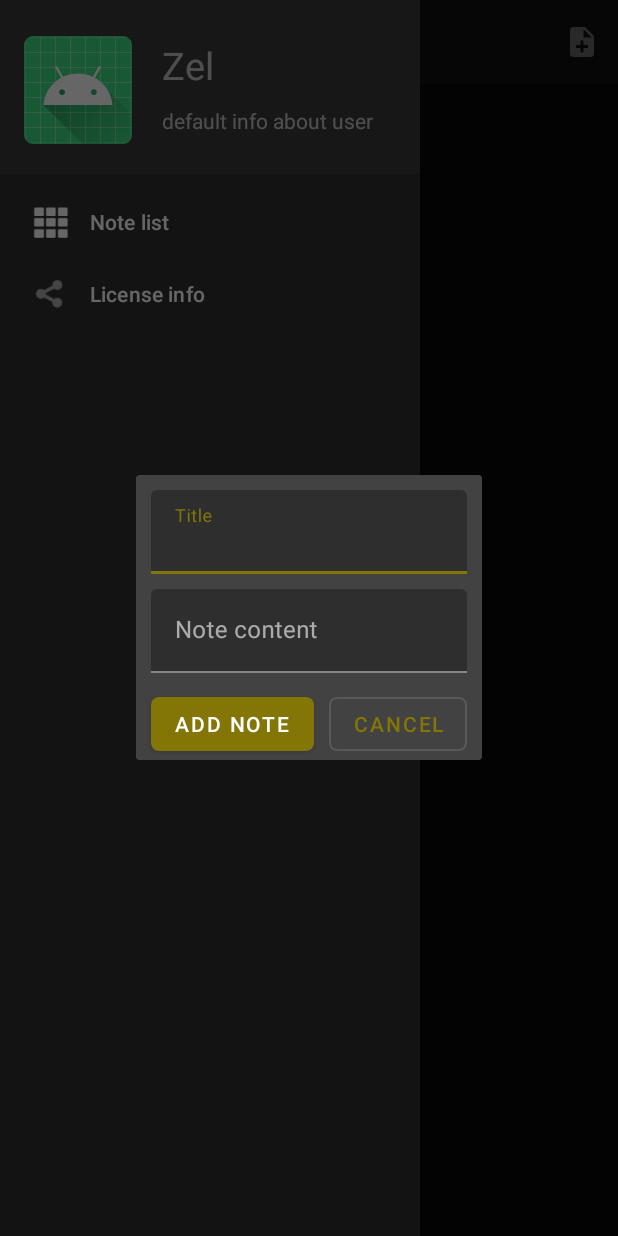
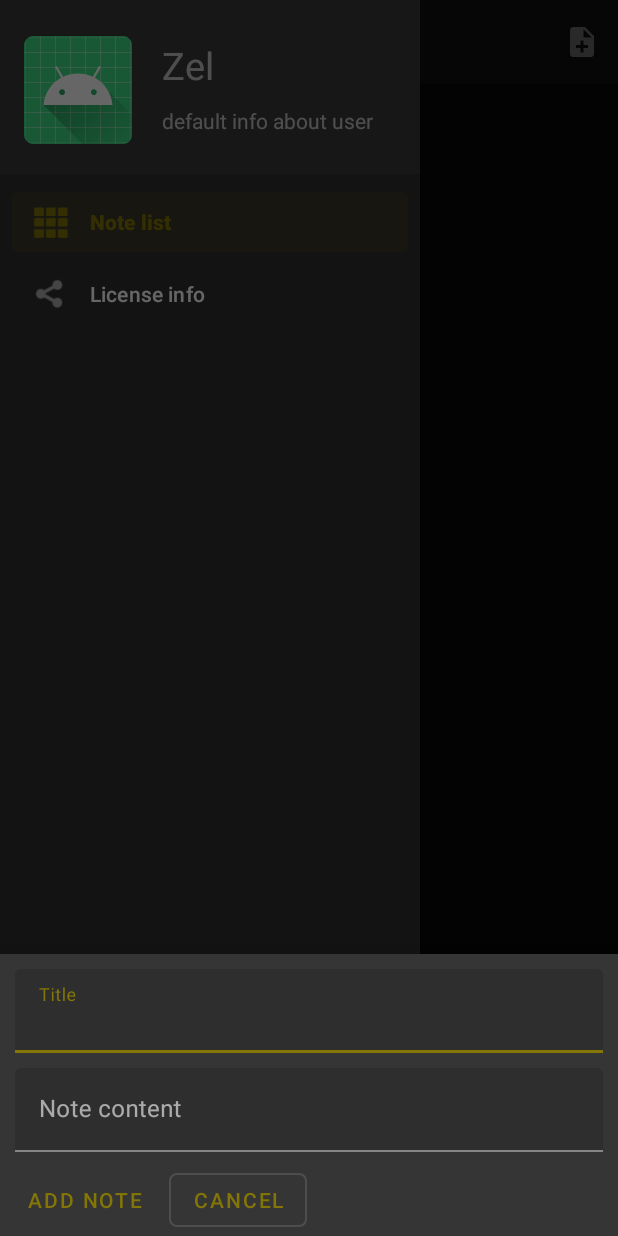
Before and after one commit to Zel1995/notes, an Android app: the fragment AddFragment placed in its activity, with the side drawer open, on a phone screen of 412 x 824 dp. Run offline under Robolectric (Android 15) with nearby library versions, the phone set to English and light mode, and no system bars; our stand-ins replace Firebase (no records; nobody signed in at launch, a user with empty details on screens opened directly); 1 statement that could not run was skipped.

Commit message:
sort notes for date and replace fragments on bottomDialogs

```diff
--- a/app/src/main/java/com/example/notes/domain/FirestoreNoteRepository.java
+++ b/app/src/main/java/com/example/notes/domain/FirestoreNoteRepository.java
@@ -24,7 +24,7 @@ public class FirestoreNoteRepository implements NoteRepository {
 
     @Override
     public List<Note> getNotes(MyCallback<List<Note>> callback) {
-        firestore.collection(NOTES).get().addOnCompleteListener(task -> {
+        firestore.collection(NOTES).orderBy(DATE).get().addOnCompleteListener(task -> {
             if (task.isSuccessful()) {
                 ArrayList<Note> notes = new ArrayList<>();
                 List<DocumentSnapshot> docs = task.getResult().getDocuments();
--- a/app/src/main/java/com/example/notes/ui/AddFragment.java
+++ b/app/src/main/java/com/example/notes/ui/AddFragment.java
@@ -14,6 +14,7 @@ import androidx.lifecycle.ViewModelProvider;
 import com.example.notes.R;
 import com.example.notes.domain.Note;
 import com.example.notes.ui.list.NoteViewModel;
+import com.google.android.material.bottomsheet.BottomSheetDialogFragment;
 import com.google.android.material.button.MaterialButton;
 import com.google.android.material.textfield.TextInputEditText;
 
@@ -21,7 +22,7 @@ import java.text.SimpleDateFormat;
 import java.util.Date;
 import java.util.Objects;
 
-public class AddFragment extends DialogFragment {
+public class AddFragment extends BottomSheetDialogFragment {
 
     private TextInputEditText editTitle;
     private TextInputEditText editContent;
@@ -51,14 +52,12 @@ public class AddFragment extends DialogFragment {
             String date = simpleDateFormat.format(new Date(System.currentTimeMillis()));
             Note note = new Note(title, content, date);
             viewModel.addClicked(note);
-            editTitle.setText("");
-            editContent.setText("");
+            clearFields();
             dismiss();
         });
         btnCancel.setOnClickListener(v -> {
+            clearFields();
             dismiss();
-        /*  if(getActivity() instanceof MainActivity){
-            getActivity().onBackPressed();}*/
         });
     }
 
@@ -69,6 +68,10 @@ public class AddFragment extends DialogFragment {
         btnAddNote = view.findViewById(R.id.btn_add_note);
         btnCancel = view.findViewById(R.id.btn_cancel_add);
     }
+    private void clearFields() {
+        editTitle.setText("");
+        editContent.setText("");
+    }
 
     private void initViewModel() {
         viewModel = new ViewModelProvider(requireActivity()).get(NoteViewModel.class);
--- a/app/src/main/java/com/example/notes/ui/edit/EditNoteFragment.java
+++ b/app/src/main/java/com/example/notes/ui/edit/EditNoteFragment.java
@@ -6,6 +6,7 @@ import android.view.LayoutInflater;
 import android.view.View;
 import android.view.ViewGroup;
 import android.widget.DatePicker;
+import android.widget.FrameLayout;
 
 import androidx.annotation.NonNull;
 import androidx.annotation.Nullable;
@@ -17,12 +18,15 @@ import com.example.notes.R;
 import com.example.notes.domain.Note;
 import com.example.notes.ui.MainActivity;
 import com.example.notes.ui.list.NoteViewModel;
+import com.google.android.material.bottomsheet.BottomSheetBehavior;
+import com.google.android.material.bottomsheet.BottomSheetDialog;
+import com.google.android.material.bottomsheet.BottomSheetDialogFragment;
 import com.google.android.material.button.MaterialButton;
 import com.google.android.material.textfield.TextInputEditText;
 
 import java.util.Objects;
 
-public class EditNoteFragment extends DialogFragment {
+public class EditNoteFragment extends BottomSheetDialogFragment {
     private DatePicker datePicker;
     private TextInputEditText title;
     private TextInputEditText content;
--- /dev/null
+++ b/app/src/main/java/com/example/notes/ui/list/AdapterItem.java
@@ -0,0 +1,9 @@
+package com.example.notes.ui.list;
+
+public interface AdapterItem<T> {
+    String getUniqueTag();
+
+    T getItem();
+
+
+}
--- a/app/src/main/java/com/example/notes/ui/list/NoteViewModel.java
+++ b/app/src/main/java/com/example/notes/ui/list/NoteViewModel.java
@@ -2,8 +2,10 @@ package com.example.notes.ui.list;
 
 import android.text.PrecomputedText;
 
+import androidx.arch.core.util.Function;
 import androidx.lifecycle.LiveData;
 import androidx.lifecycle.MutableLiveData;
+import androidx.lifecycle.Transformations;
 import androidx.lifecycle.ViewModel;
 
 import com.example.notes.domain.FirestoreNoteRepository;
@@ -24,8 +26,23 @@ public class NoteViewModel extends ViewModel {
 
     private final NoteRepository noteRepository = new FirestoreNoteRepository();
 
-    public LiveData<List<Note>>getNotesLiveData(){
-        return notesLiveData;
+    public LiveData<List<AdapterItem>>getNotesLiveData(){
+        return Transformations.map(notesLiveData, new Function<List<Note>, List<AdapterItem>>() {
+            @Override
+            public List<AdapterItem> apply(List<Note> input) {
+                ArrayList<AdapterItem> result =  new ArrayList<>();
+                String date = null;
+                for (Note note : input){
+                    String noteDate = note.getCurrentDate();
+                    if(!noteDate.equals(date)){
+                        result.add(new HeaderItem(noteDate));
+                        date = noteDate;
+                    }
+                    result.add(new NoteItem(note));
+                }
+                return result;
+            }
+        });
     }
 
     public void requestNotes(){
--- a/app/src/main/res/layout/add_fragment.xml
+++ b/app/src/main/res/layout/add_fragment.xml
@@ -44,21 +44,21 @@
         android:id="@+id/btn_add_note"
         android:layout_width="wrap_content"
         android:layout_height="wrap_content"
-        android:layout_margin="10dp"
+        android:layout_marginTop="8dp"
         android:text="@string/add_note"
         app:cornerRadius="5dp"
-        app:layout_constraintStart_toStartOf="parent"
+        app:layout_constraintStart_toStartOf="@+id/textInputLayout"
         app:layout_constraintTop_toBottomOf="@+id/textInputLayout" />
 
     <com.google.android.material.button.MaterialButton
         android:id="@+id/btn_cancel_add"
+        style="@style/Widget.MaterialComponents.Button.OutlinedButton"
         android:layout_width="wrap_content"
         android:layout_height="wrap_content"
-        android:layout_margin="10dp"
+        android:layout_marginStart="10dp"
+        android:layout_marginTop="8dp"
         android:text="@string/cancel"
-        style="@style/Widget.MaterialComponents.Button.OutlinedButton"
         app:cornerRadius="5dp"
-        app:layout_constraintEnd_toEndOf="parent"
         app:layout_constraintStart_toEndOf="@+id/btn_add_note"
         app:layout_constraintTop_toBottomOf="@+id/textInputLayout" />
 
--- a/app/src/main/res/values/strings.xml
+++ b/app/src/main/res/values/strings.xml
@@ -14,4 +14,5 @@
     <string name="add_note_fragment">addFragment</string>
     <string name="edit_note_fragment">editNoteFragment</string>
     <string name="no">no</string>
+    <string name="title">Title</string>
 </resources>
```
Also changed, not shown: app/src/main/java/com/example/notes/ui/MainActivity.java (+17 -16 lines), app/src/main/java/com/example/notes/ui/list/HeaderItem.java (added, +19 -0 lines), app/src/main/java/com/example/notes/ui/list/NoteAdapter.java (+69 -21 lines), app/src/main/java/com/example/notes/ui/list/NoteItem.java (added, +22 -0 lines), app/src/main/res/layout/fragment_notes.xml (+7 -2 lines), app/src/main/res/layout/header_item.xml (added, +14 -0 lines).
